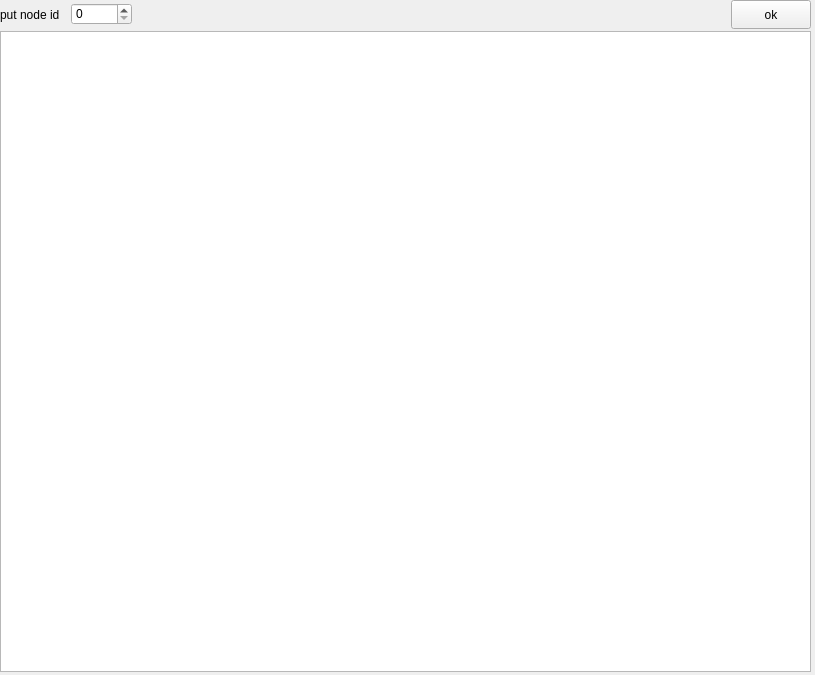
Old version of the form mainwindow.ui in the repository atenad3/Sample-TableView.
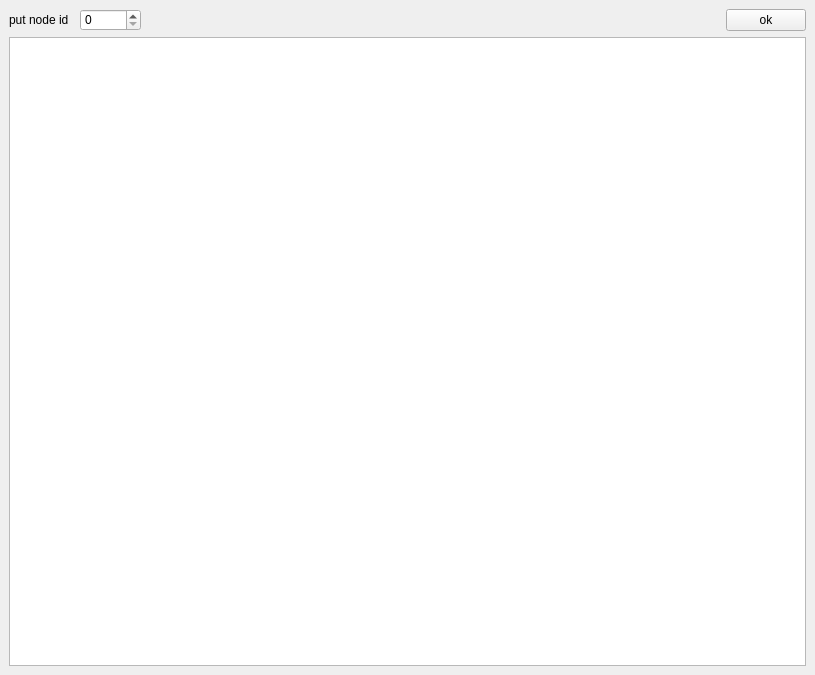
New version of the form.

```diff
--- a/mainwindow.ui
+++ b/mainwindow.ui
@@ -23,36 +23,17 @@
      <verstretch>0</verstretch>
     </sizepolicy>
    </property>
-   <property name="minimumSize">
-    <size>
-     <width>815</width>
-     <height>675</height>
-    </size>
-   </property>
-   <property name="maximumSize">
-    <size>
-     <width>815</width>
-     <height>675</height>
-    </size>
-   </property>
    <property name="tabletTracking">
     <bool>true</bool>
    </property>
-   <widget class="QWidget" name="gridLayoutWidget">
-    <property name="geometry">
-     <rect>
-      <x>0</x>
-      <y>0</y>
-      <width>811</width>
-      <height>29</height>
-     </rect>
-    </property>
+   <layout class="QGridLayout" name="gridLayout_2" rowstretch="1,3000">
+    <item row="0" column="0">
     <layout class="QGridLayout" name="gridLayout">
      <property name="sizeConstraint">
       <enum>QLayout::SetNoConstraint</enum>
      </property>
      <item row="0" column="0">
-      <layout class="QHBoxLayout" name="horizontalLayout">
+       <layout class="QHBoxLayout" name="horizontalLayout" stretch="1,1,1000,1">
        <property name="spacing">
         <number>11</number>
        </property>
@@ -108,16 +89,9 @@
       </layout>
      </item>
     </layout>
-   </widget>
+    </item>
+    <item row="1" column="0">
    <widget class="QTableView" name="tableView">
-    <property name="geometry">
-     <rect>
-      <x>0</x>
-      <y>31</y>
-      <width>811</width>
-      <height>641</height>
-     </rect>
-    </property>
     <attribute name="horizontalHeaderHighlightSections">
      <bool>false</bool>
     </attribute>
@@ -128,6 +102,8 @@
      <bool>false</bool>
     </attribute>
    </widget>
+    </item>
+   </layout>
   </widget>
  </widget>
  <resources/>
```
Lines whose indentation alone changed are shown as unchanged.
